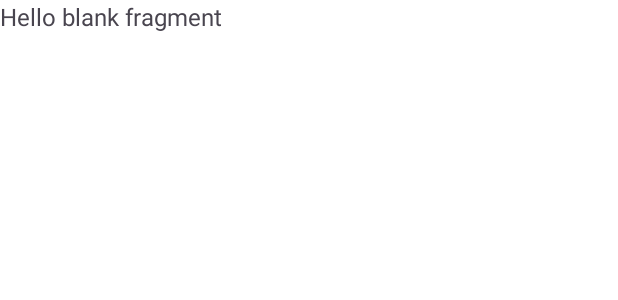
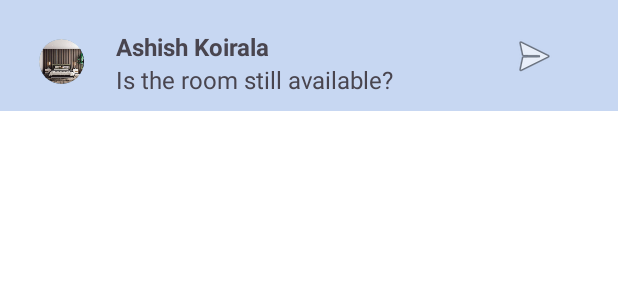
Before and after one commit to iamashish1/findRoomies, an Android app: the layout fragment_message.xml on its own in the app's theme, with its tools: preview values and no code run, on a phone screen of 412 x 824 dp. Shown: the top 300 px of the screen. Run offline under Robolectric (Android 15) with nearby library versions, the phone set to English and light mode, and no system bars.

Commit message:
designed message-list page

```diff
--- /dev/null
+++ b/app/src/main/res/drawable/circular_shape.xml
@@ -0,0 +1,9 @@
+<?xml version="1.0" encoding="utf-8"?>
+<shape xmlns:android="http://schemas.android.com/apk/res/android"
+    android:shape="oval">
+    <solid android:color="@android:color/holo_red_dark" />
+    <stroke
+        android:width="2dp"
+        android:color="@color/secondary_variant_color"
+         /> <!-- Change your_color to desired color -->
+</shape>
--- a/app/src/main/res/layout/fragment_message.xml
+++ b/app/src/main/res/layout/fragment_message.xml
@@ -1,14 +1,55 @@
 <?xml version="1.0" encoding="utf-8"?>
-<FrameLayout xmlns:android="http://schemas.android.com/apk/res/android"
+<androidx.constraintlayout.widget.ConstraintLayout xmlns:android="http://schemas.android.com/apk/res/android"
+    xmlns:app="http://schemas.android.com/apk/res-auto"
     xmlns:tools="http://schemas.android.com/tools"
     android:layout_width="match_parent"
-    android:layout_height="match_parent"
+    android:layout_height="wrap_content"
+    android:background="@color/border_color"
+    android:padding="10dp"
     tools:context=".ui.fragments.MessageFragment">
 
-    <!-- TODO: Update blank fragment layout -->
+
+    <ImageView
+        android:id="@+id/imageView2"
+        android:layout_width="30dp"
+        android:layout_height="30dp"
+        android:layout_marginStart="16dp"
+        android:layout_marginTop="16dp"
+        android:background="@drawable/circular_shape"
+        android:clipToOutline="true"
+        android:scaleType="centerCrop"
+        android:src="@drawable/placeholder_image"
+        app:layout_constraintStart_toStartOf="parent"
+        app:layout_constraintTop_toTopOf="parent" />
+
+    <ImageView
+        android:id="@+id/imageView8"
+        android:layout_width="wrap_content"
+        android:layout_height="wrap_content"
+        android:layout_marginEnd="30dp"
+        android:src="@android:drawable/ic_menu_send"
+        app:layout_constraintBottom_toBottomOf="parent"
+        app:layout_constraintEnd_toEndOf="parent"
+        app:layout_constraintTop_toTopOf="parent" />
+
     <TextView
-        android:layout_width="match_parent"
-        android:layout_height="match_parent"
-        android:text="@string/hello_blank_fragment" />
+        android:id="@+id/textView17"
+        android:layout_width="wrap_content"
+        android:layout_height="wrap_content"
+        android:layout_marginStart="21dp"
+        android:layout_marginTop="10dp"
+        android:text="Ashish Koirala"
+        android:textStyle="bold"
+        app:layout_constraintStart_toEndOf="@+id/imageView2"
+        app:layout_constraintTop_toTopOf="parent" />
 
-</FrameLayout>
+    <TextView
+        android:id="@+id/textView18"
+        android:layout_width="wrap_content"
+        android:layout_height="wrap_content"
+        android:layout_marginStart="21dp"
+        android:text="Is the room still available?"
+        app:layout_constraintStart_toEndOf="@+id/imageView2"
+        app:layout_constraintTop_toBottomOf="@+id/textView17" />
+
+</androidx.constraintlayout.widget.ConstraintLayout>
```
Also changed, not shown: app/src/main/res/layout/fragment_profile.xml (+57 -6 lines).
